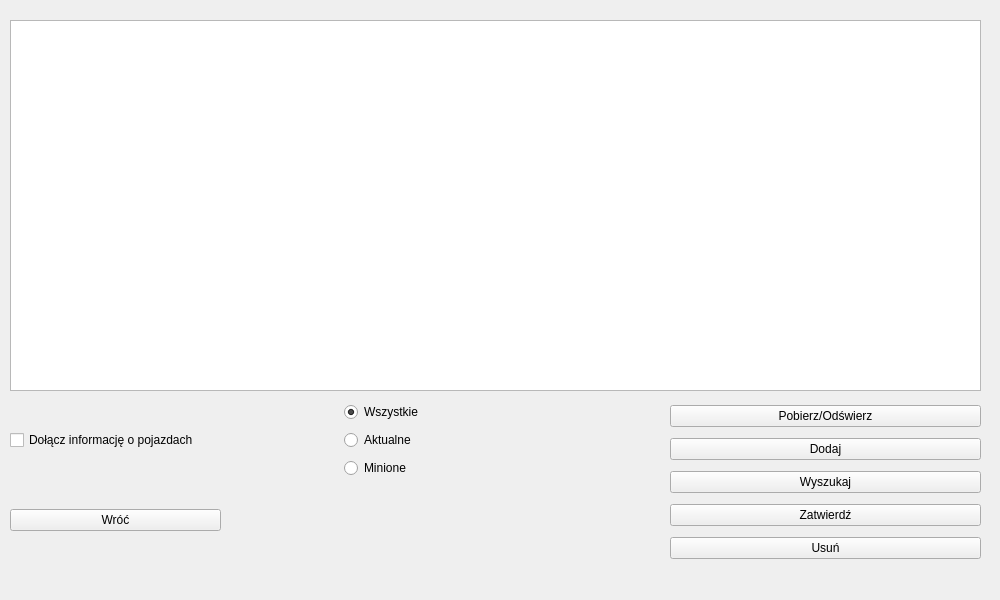
Above: przegladarkiRozlaczne/ubezpieczenia.ui from margap1998/Bazy-danych-taxi before the change. Below: the same form after it.
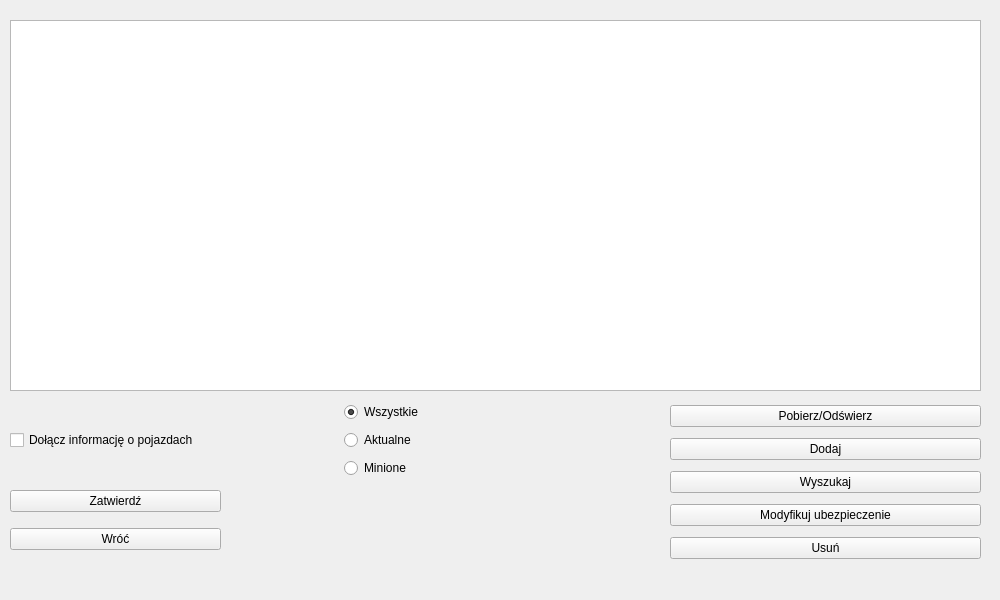
That is the form after the change.

Patch:
```diff
--- a/przegladarkiRozlaczne/ubezpieczenia.ui
+++ b/przegladarkiRozlaczne/ubezpieczenia.ui
@@ -35,6 +35,13 @@
     </rect>
    </property>
    <layout class="QVBoxLayout" name="verticalLayout_3">
+    <item>
+     <widget class="QPushButton" name="ZatwierdzButton_2">
+      <property name="text">
+       <string>Zatwierdź</string>
+      </property>
+     </widget>
+    </item>
     <item>
      <widget class="QPushButton" name="WrocButton_2">
       <property name="text">
@@ -86,9 +93,9 @@
      </widget>
     </item>
     <item>
-     <widget class="QPushButton" name="ZatwierdzButton_2">
+     <widget class="QPushButton" name="pushButton">
       <property name="text">
-       <string>Zatwierdź</string>
+       <string>Modyfikuj ubezpieczenie</string>
       </property>
      </widget>
     </item>
```
